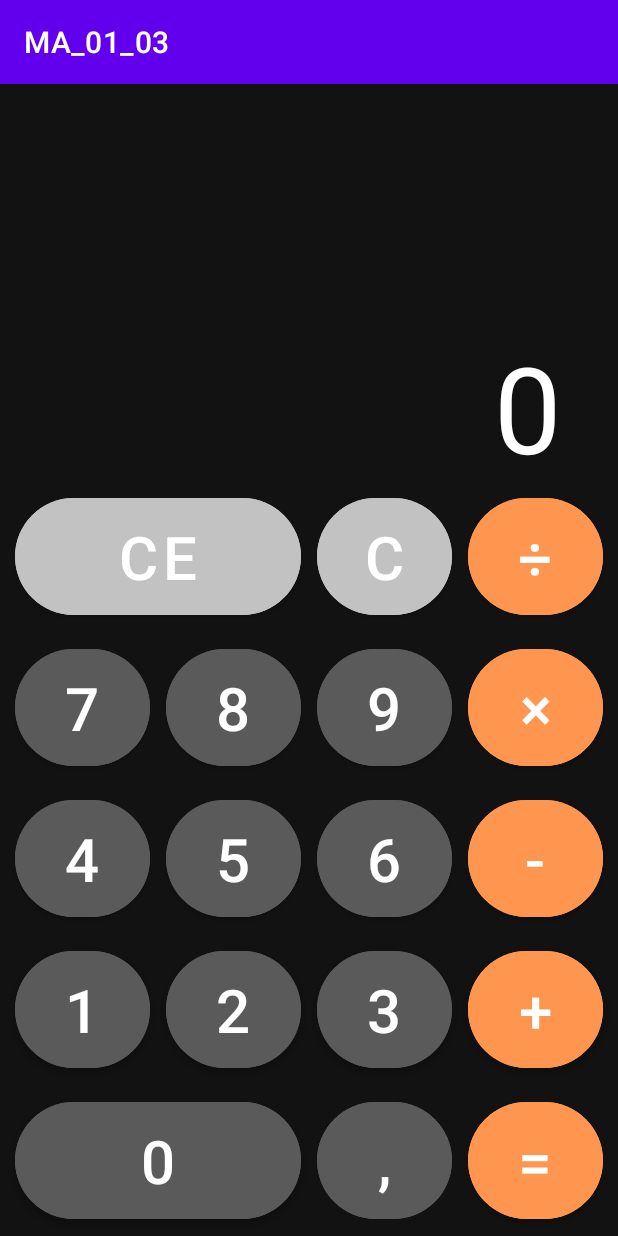
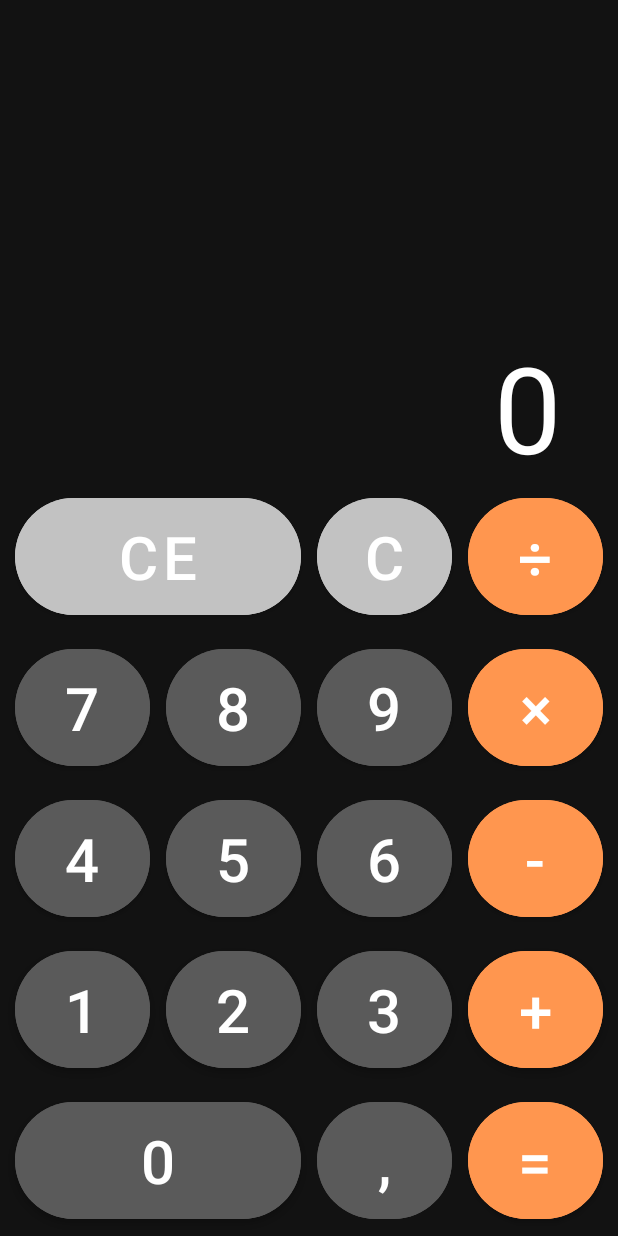
Before and after one commit to saar4k/MA_01_03, an Android app: the screen it shows after launch (MainActivity), on a phone screen of 412 x 824 dp. Run offline under Robolectric (Android 15) with nearby library versions, the phone set to English and light mode, and no system bars.

Commit message:
Buttons etwas angepasst

```diff
--- a/app/src/main/res/layout/activity_main.xml
+++ b/app/src/main/res/layout/activity_main.xml
@@ -18,9 +18,10 @@
 
         <TableRow
             android:layout_width="match_parent"
-            android:layout_height="match_parent"
+            android:layout_height="wrap_content"
             android:gravity="center_horizontal"
-            android:orientation="vertical">
+            android:orientation="vertical"
+            android:baselineAligned="false">
 
             <Button
                 android:id="@+id/buttonCE"
@@ -44,9 +45,10 @@
 
         <TableRow
             android:layout_width="match_parent"
-            android:layout_height="match_parent"
+            android:layout_height="wrap_content"
             android:gravity="center_horizontal"
-            android:orientation="vertical">
+            android:orientation="vertical"
+            android:baselineAligned="false">
 
             <Button
                 android:id="@+id/button7"
@@ -72,9 +74,10 @@
 
         <TableRow
             android:layout_width="match_parent"
-            android:layout_height="match_parent"
+            android:layout_height="wrap_content"
             android:gravity="center_horizontal"
-            android:orientation="vertical">
+            android:orientation="vertical"
+            android:baselineAligned="false">
 
             <Button
                 android:id="@+id/button4"
@@ -100,9 +103,10 @@
 
         <TableRow
             android:layout_width="match_parent"
-            android:layout_height="match_parent"
+            android:layout_height="wrap_content"
             android:gravity="center_horizontal"
-            android:orientation="vertical">
+            android:orientation="vertical"
+            android:baselineAligned="false">
 
             <Button
                 android:id="@+id/button1"
@@ -128,9 +132,10 @@
 
         <TableRow
             android:layout_width="match_parent"
-            android:layout_height="match_parent"
+            android:layout_height="wrap_content"
             android:gravity="center_horizontal"
-            android:orientation="vertical">
+            android:orientation="vertical"
+            android:baselineAligned="false">
 
             <Button
                 android:id="@+id/button0"
--- a/app/src/main/res/values/themes.xml
+++ b/app/src/main/res/values/themes.xml
@@ -1,11 +1,14 @@
 <resources xmlns:tools="http://schemas.android.com/tools">
     <!-- Base application theme. -->
-    <style name="Theme.MA_01_03" parent="Theme.MaterialComponents.DayNight.DarkActionBar">
+
+    <!-- geaendert von .DarkActionBar to NoActionbar -->
+    <style name="Theme.MA_01_03" parent="Theme.MaterialComponents.DayNight.NoActionBar">
+
         <!-- Primary brand color. -->
         <item name="android:windowBackground">@color/background</item>
 
-        <item name="colorPrimary">@color/purple_500</item>
-        <item name="colorPrimaryVariant">@color/purple_700</item>
+        <item name="colorPrimary">@color/background</item>
+        <item name="colorPrimaryVariant">@color/background</item>
         <item name="colorOnPrimary">@color/white</item>
         <!-- Secondary brand color. -->
         <item name="colorSecondary">@color/teal_200</item>
@@ -21,15 +24,12 @@
 
     <style name="mainButtons" parent="Widget.MaterialComponents.Button">
         <item name="android:backgroundTint">@color/dark_grey</item>
-        <item name="android:maxWidth">90dp</item>
-        <item name="android:maxHeight">90dp</item>
-        <item name="android:minWidth">90dp</item>
-        <item name="android:minHeight">90dp</item>
         <item name="shapeAppearanceOverlay">@style/roundedCorners</item>
-
-        <item name="android:layout_width">wrap_content</item>
-        <item name="android:layout_height">wrap_content</item>
+        <item name="android:layout_width">90dp</item>
+        <item name="android:layout_height">90dp</item>
         <item name="android:layout_margin">5dp</item>
+        <item name="android:scaleType">fitCenter</item>
+        <item name="android:gravity">center</item>
     </style>
 
 
```
